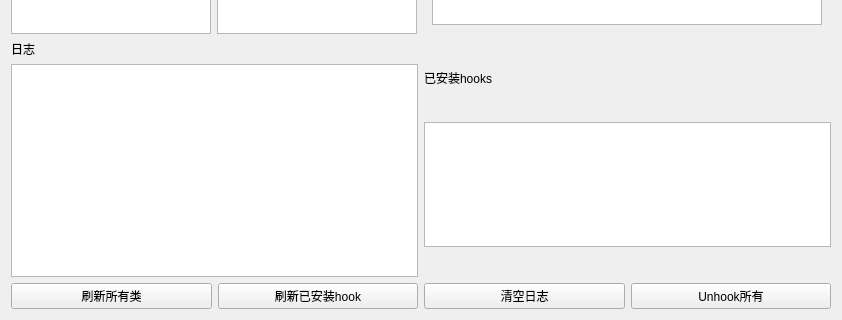
The window that untitled.ui (Imzpy/GirlClient) describes before a commit, drawn with Qt 5; both pictures show x 0 to 842 and y 247 to 567 of the 842 by 567 pixel window.
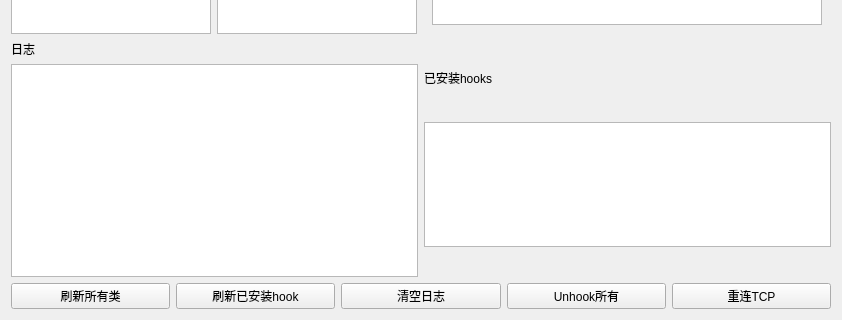
The same window after the commit.

Commit message: 支持重连TCP。支持自定义IP和端口号

Patch:
```diff
--- a/untitled.ui
+++ b/untitled.ui
@@ -262,6 +262,13 @@
          </property>
         </widget>
        </item>
+       <item>
+        <widget class="QPushButton" name="pushButton_reconnect">
+         <property name="text">
+          <string>重连TCP</string>
+         </property>
+        </widget>
+       </item>
       </layout>
      </item>
     </layout>
```
The commit also changes 12 other files.
